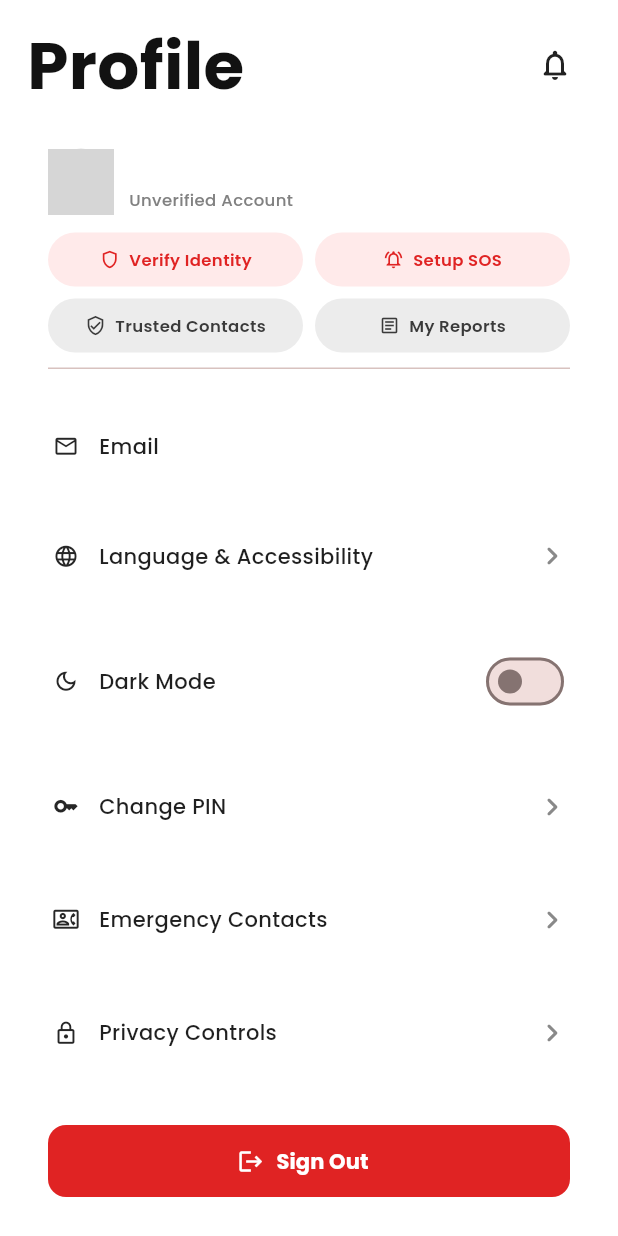
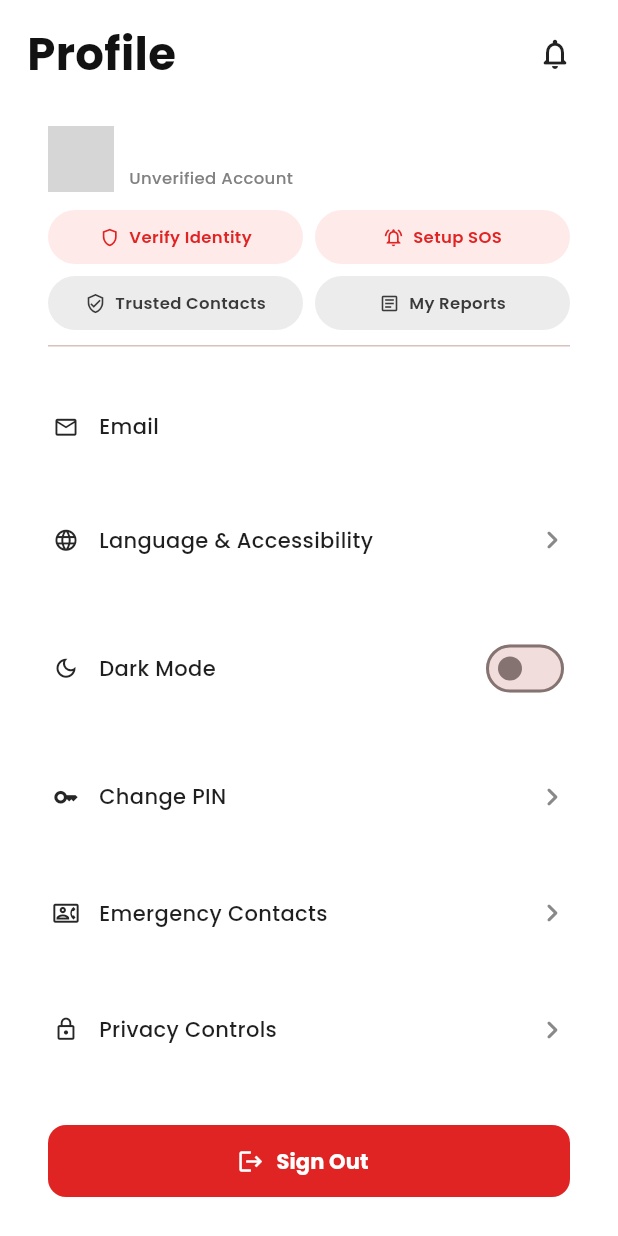
Before and after one commit to AkashMaheema/SafeLink, a Flutter app: the ProfileScreen screen opened by its route, on a phone screen of 412 x 824 dp. Run offline on Flutter 3.47's test engine with Material 3 defaults, Android fonts, the light colour scheme and no system bars; our stand-ins replace cloud_firestore, connectivity_plus, file_picker, firebase_auth, firebase_core, firebase_messaging and 9 more; accounts and stored records are empty; network calls fail; grey boxes are pictures that could not be loaded.

Commit message:
reduce profile title font size for better layout

```diff
--- a/lib/screens/profile/profile_screen.dart
+++ b/lib/screens/profile/profile_screen.dart
@@ -34,7 +34,7 @@ class _ProfileScreenState extends State<ProfileScreen> {
                             'Profile',
                             style: TextStyle(
                               color: Color(0xFF121212),
-                              fontSize: 44,
+                              fontSize: 30,
                               fontWeight: FontWeight.w700,
                               fontFamily: 'Poppins',
                             ),
```
